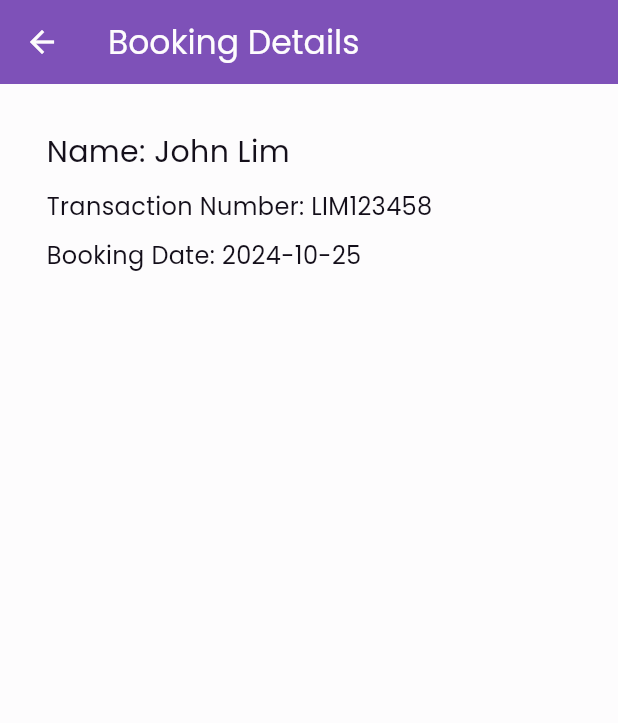
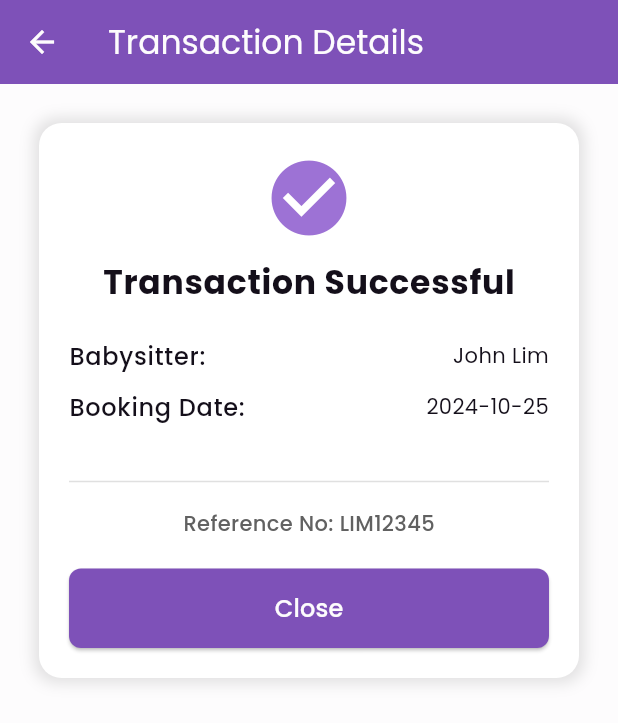
Before and after one commit to wolvicjohn/babysitterapp, a Flutter app: the screen it shows after launch, after a tap on an icon or button, on a phone screen of 412 x 824 dp. Shown: the top 723 px of the screen. Run offline on Flutter 3.47's test engine with Material 3 defaults, Android fonts, the phone set to English and light mode, and no system bars; our stand-ins replace flutter_map, geolocator, latlong2.

Commit message:
new transact deets

```diff
--- a/lib/pages/transactioninfopage.dart
+++ b/lib/pages/transactioninfopage.dart
@@ -1,5 +1,6 @@
 import 'package:flutter/material.dart';
 import 'package:intl/intl.dart';
+import '../styles/colors.dart'; // Import your color definitions
 
 class TransactionInfoPage extends StatelessWidget {
   final String babysitterName;
@@ -17,31 +18,122 @@ class TransactionInfoPage extends StatelessWidget {
   Widget build(BuildContext context) {
     return Scaffold(
       appBar: AppBar(
-        title: const Text('Booking Details'),
+        title: const Text('Transaction Details'),
       ),
       body: Padding(
         padding: const EdgeInsets.all(16.0),
+        child: Column(
+          mainAxisAlignment: MainAxisAlignment.start,
+          children: [
+            Center(
               child: Container(
-          margin: EdgeInsets.all(15),
+                width: double.infinity,
+                padding: const EdgeInsets.all(20.0),
+                margin:
+                    const EdgeInsets.symmetric(vertical: 10, horizontal: 10),
                 decoration: BoxDecoration(
-            borderRadius: BorderRadius.circular(10),
+                  color: Colors.white,
+                  borderRadius: BorderRadius.circular(15.0),
+                  boxShadow: [
+                    BoxShadow(
+                      color: Colors.grey.withOpacity(0.3),
+                      blurRadius: 8,
+                      spreadRadius: 3,
+                    ),
+                  ],
                 ),
                 child: Column(
-            crossAxisAlignment: CrossAxisAlignment.start,
+                  mainAxisSize: MainAxisSize.min,
                   children: [
-              Text('Name: $babysitterName',
-                  style: const TextStyle(fontSize: 20)),
-              const SizedBox(height: 10),
-              Text('Transaction Number: $transactionId',
-                  style: const TextStyle(fontSize: 16)),
+                    // Success Icon and Title
+                    Icon(Icons.check_circle, color: accentColor, size: 60),
                     const SizedBox(height: 10),
                     Text(
-                  'Booking Date: ${DateFormat('yyyy-MM-dd').format(bookingDate)}',
-                  style: const TextStyle(fontSize: 16)),
+                      'Transaction Successful',
+                      style: Theme.of(context).textTheme.bodyLarge?.copyWith(
+                            fontWeight: FontWeight.bold,
+                            fontSize: 22,
+                          ),
+                    ),
+                    const SizedBox(height: 20),
+
+                    // Transaction Details
+                    _detailRow('Babysitter:', babysitterName, context),
+                    const SizedBox(height: 10),
+                    _detailRow(
+                      'Booking Date:',
+                      DateFormat('yyyy-MM-dd').format(bookingDate),
+                      context,
+                    ),
+                    const SizedBox(height: 30),
+
+                    // Divider
+                    Divider(color: Colors.grey[300]),
+
+                    // Reference Number and Close Button
+                    const SizedBox(height: 10),
+                    Text(
+                      'Reference No: ${transactionId.substring(0, 8)}',
+                      style: Theme.of(context).textTheme.bodyMedium?.copyWith(
+                            fontSize: 14,
+                            fontWeight: FontWeight.w500,
+                            color: Colors.grey[700],
+                          ),
+                    ),
+                    const SizedBox(height: 20),
+
+                    // Centered Close Button
+                    SizedBox(
+                      width: double.infinity,
+                      child: ElevatedButton(
+                        onPressed: () => Navigator.pop(context),
+                        style: ElevatedButton.styleFrom(
+                          foregroundColor: primaryFgColor,
+                          backgroundColor: primaryColor,
+                          shape: RoundedRectangleBorder(
+                            borderRadius: BorderRadius.circular(8.0),
+                          ),
+                          padding: const EdgeInsets.symmetric(vertical: 15),
+                        ),
+                        child: const Text(
+                          'Close',
+                          style: TextStyle(fontSize: 16),
+                        ),
+                      ),
+                    ),
                   ],
                 ),
               ),
             ),
+          ],
+        ),
+      ),
+      backgroundColor: backgroundColor,
+    );
+  }
+
+  // Helper method to create a row of transaction details
+  Widget _detailRow(String label, String value, BuildContext context) {
+    return Row(
+      mainAxisAlignment: MainAxisAlignment.spaceBetween,
+      children: [
+        Text(
+          label,
+          style: Theme.of(context).textTheme.bodyLarge?.copyWith(
+                fontWeight: FontWeight.w500,
+              ),
+        ),
+        Flexible(
+          child: Text(
+            value,
+            textAlign: TextAlign.right,
+            style: Theme.of(context).textTheme.bodyMedium?.copyWith(
+                  fontWeight: FontWeight.w400,
+                  overflow: TextOverflow.ellipsis,
+                ),
+          ),
+        ),
+      ],
     );
   }
 }
--- a/lib/transaction/transactionhistorydata.dart
+++ b/lib/transaction/transactionhistorydata.dart
@@ -15,13 +15,13 @@ List<Transaction> transactions = [
   ),
   Transaction(
     transactionId: 'TXN123458',
-    babysitterName: 'Dick White',
+    babysitterName: 'Bay Be Si terr',
     bookingDate: DateTime(2024, 9, 25),
     status: 'Confirmed',
   ),
   Transaction(
     transactionId: 'WOLVIC123458',
-    babysitterName: 'Dick Black',
+    babysitterName: 'Redlick Black',
     bookingDate: DateTime(2024, 8, 25),
     status: 'Cancelled',
   ),
```
Lines whose indentation alone changed are shown as unchanged.
